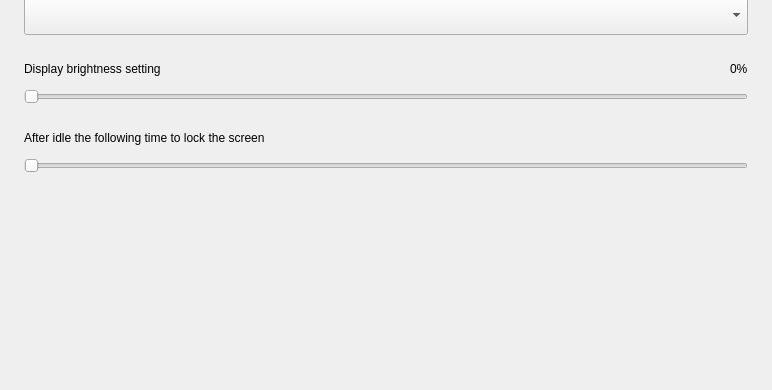
Qt form src/pages/general-settings/general-settings-page.ui (openeuler-mirror/kiran-control-panel) before a commit; both pictures show x 0 to 772 and y 202 to 592 of the 772 by 592 pixel window.
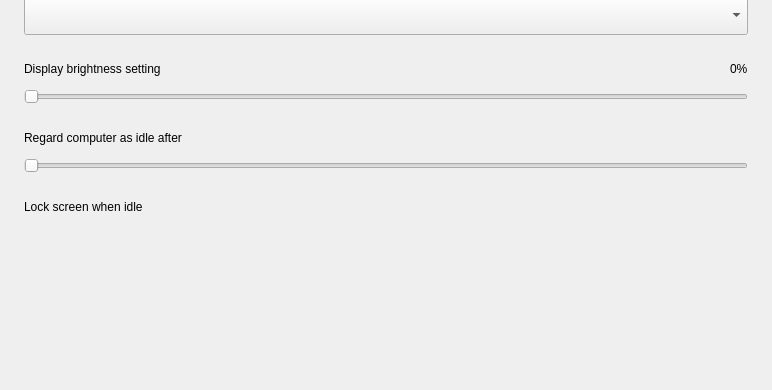
The same form after that commit.

Commit message:
refactor(idle time): Modify the setting form of idle time
- 修改空闲时间的设置形式，修改描述

What changed in the file:
```diff
--- a/src/pages/general-settings/general-settings-page.ui
+++ b/src/pages/general-settings/general-settings-page.ui
@@ -191,22 +191,19 @@
     </layout>
    </item>
    <item>
-    <layout class="QHBoxLayout" name="layout_sliderLabel">
+    <layout class="QHBoxLayout" name="horizontalLayout_8">
      <property name="topMargin">
       <number>24</number>
      </property>
-     <property name="bottomMargin">
-      <number>0</number>
-     </property>
      <item>
-      <widget class="QLabel" name="label_4">
+      <widget class="QLabel" name="label_5">
        <property name="text">
-        <string>After idle the following time to lock the screen </string>
+        <string>Regard computer as idle after</string>
        </property>
       </widget>
      </item>
      <item>
-      <spacer name="horizontalSpacer_2">
+      <spacer name="horizontalSpacer_3">
        <property name="orientation">
         <enum>Qt::Horizontal</enum>
        </property>
@@ -217,33 +214,6 @@
         </size>
        </property>
       </spacer>
-     </item>
-    </layout>
-   </item>
-   <item>
-    <widget class="QWidget" name="widget_idleTimeSlider" native="true">
-     <layout class="QVBoxLayout" name="verticalLayout_2">
-      <property name="spacing">
-       <number>0</number>
-      </property>
-      <property name="leftMargin">
-       <number>0</number>
-      </property>
-      <property name="topMargin">
-       <number>10</number>
-      </property>
-      <property name="rightMargin">
-       <number>0</number>
-      </property>
-      <property name="bottomMargin">
-       <number>0</number>
-      </property>
-      <item>
-       <widget class="QSlider" name="slider_idleTime">
-        <property name="orientation">
-         <enum>Qt::Horizontal</enum>
-        </property>
-       </widget>
       </item>
       <item>
        <widget class="QLabel" name="label_idleTime">
@@ -262,7 +232,53 @@
        </widget>
       </item>
      </layout>
-    </widget>
+   </item>
+   <item>
+    <layout class="QVBoxLayout" name="verticalLayout_2">
+     <property name="spacing">
+      <number>0</number>
+     </property>
+     <property name="topMargin">
+      <number>10</number>
+     </property>
+     <item>
+      <widget class="QSlider" name="slider_idleTime">
+       <property name="orientation">
+        <enum>Qt::Horizontal</enum>
+       </property>
+      </widget>
+     </item>
+    </layout>
+   </item>
+   <item>
+    <layout class="QHBoxLayout" name="layout_sliderLabel">
+     <property name="topMargin">
+      <number>24</number>
+     </property>
+     <property name="bottomMargin">
+      <number>0</number>
+     </property>
+     <item>
+      <widget class="QLabel" name="label_4">
+       <property name="text">
+        <string>Lock screen when idle</string>
+       </property>
+      </widget>
+     </item>
+     <item>
+      <spacer name="horizontalSpacer_2">
+       <property name="orientation">
+        <enum>Qt::Horizontal</enum>
+       </property>
+       <property name="sizeHint" stdset="0">
+        <size>
+         <width>40</width>
+         <height>20</height>
+        </size>
+       </property>
+      </spacer>
+     </item>
+    </layout>
    </item>
    <item>
     <spacer name="verticalSpacer">
```
Lines whose indentation alone changed are shown as unchanged. The commit also changes 3 other files.
